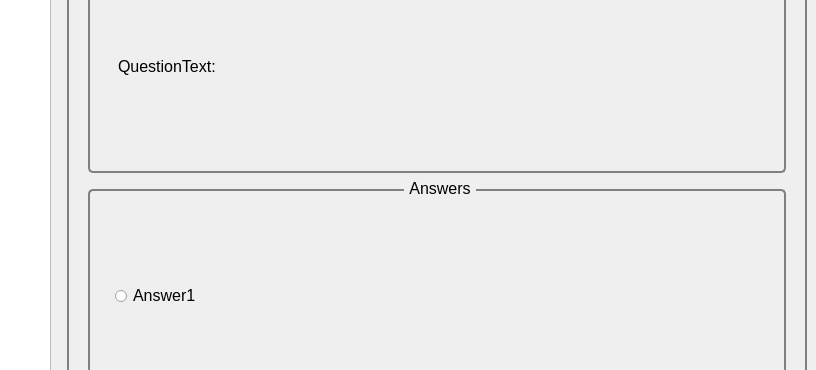
This is GUI/MainWindow.ui in bronya2057/ExpertSystemPyLab as Qt 5 draws it before an edit; both pictures show x 204 to 1020 and y 91 to 461 of the 1020 by 600 pixel window. The edited form follows.
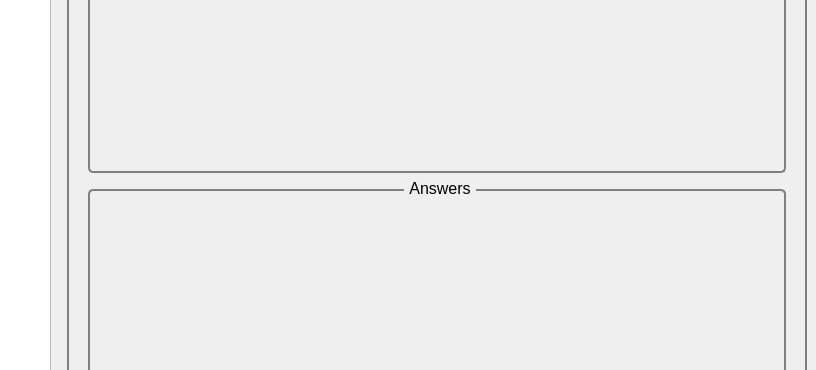
This is the edited form. Icons and pictures are not drawn.

```diff
--- a/GUI/MainWindow.ui
+++ b/GUI/MainWindow.ui
@@ -266,7 +266,7 @@
              <string notr="true"/>
             </property>
             <property name="text">
-             <string>QuestionText:</string>
+             <string/>
             </property>
            </widget>
           </item>
@@ -278,15 +278,7 @@
          <property name="title">
           <string>Answers</string>
          </property>
-         <layout class="QVBoxLayout" name="verticalLayout_3">
-          <item>
-           <widget class="QRadioButton" name="radioButtonTEMP">
-            <property name="text">
-             <string>Answer1</string>
-            </property>
-           </widget>
-          </item>
-         </layout>
+         <layout class="QVBoxLayout" name="verticalLayout_3"/>
         </widget>
        </item>
        <item>
```
